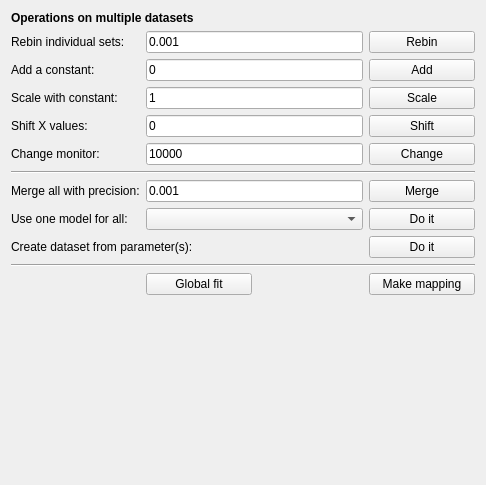
The window that ufit/gui/multiops.ui (McStasMcXtrace/ufit) describes before a commit, drawn with Qt 5.
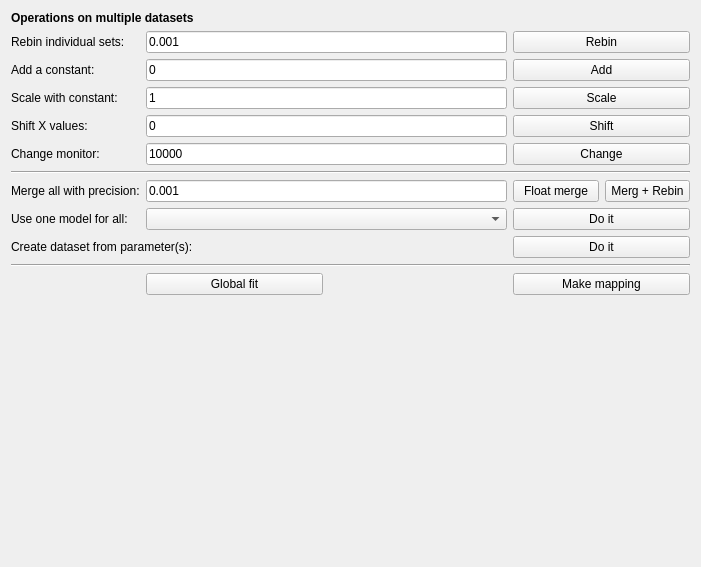
The same window after the commit.

Commit message: Added additional mergin algorithm - floatmerge Used rebinning always changes x-positions of point, which is not always wanted. And if 2 datapoints are in different bins (2.998 and 3.003) they are not merged together. This algorithm merges all datapoints which are closer then binsize to one value. New x-value is then average of all merged x-values.

What changed in the file:
```diff
--- a/ufit/gui/multiops.ui
+++ b/ufit/gui/multiops.ui
@@ -6,8 +6,8 @@
    <rect>
     <x>0</x>
     <y>0</y>
-    <width>486</width>
-    <height>485</height>
+    <width>701</width>
+    <height>567</height>
    </rect>
   </property>
   <property name="windowTitle">
@@ -202,20 +202,6 @@
        </property>
       </widget>
      </item>
-     <item row="8" column="0">
-      <widget class="QLabel" name="label_5">
-       <property name="text">
-        <string>Merge all with precision:</string>
-       </property>
-      </widget>
-     </item>
-     <item row="8" column="3">
-      <widget class="QPushButton" name="mergeBtn">
-       <property name="text">
-        <string>Merge</string>
-       </property>
-      </widget>
-     </item>
      <item row="10" column="3">
       <widget class="QPushButton" name="paramsetBtn">
        <property name="text">
@@ -244,6 +230,31 @@
        </property>
       </widget>
      </item>
+     <item row="8" column="3">
+      <layout class="QHBoxLayout" name="horizontalLayout">
+       <item>
+        <widget class="QPushButton" name="floatMergeBtn">
+         <property name="text">
+          <string>Float merge</string>
+         </property>
+        </widget>
+       </item>
+       <item>
+        <widget class="QPushButton" name="mergeBtn">
+         <property name="text">
+          <string>Merg + Rebin</string>
+         </property>
+        </widget>
+       </item>
+      </layout>
+     </item>
+     <item row="8" column="0">
+      <widget class="QLabel" name="label_5">
+       <property name="text">
+        <string>Merge all with precision:</string>
+       </property>
+      </widget>
+     </item>
     </layout>
    </item>
    <item>
```
Left out of the diff: 205 changed lines with no effect on the pictures. The commit also changes 3 other files.
